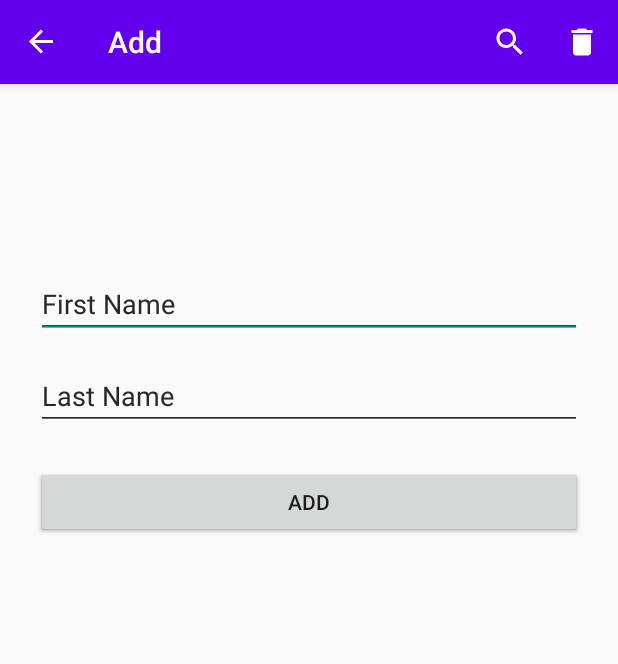
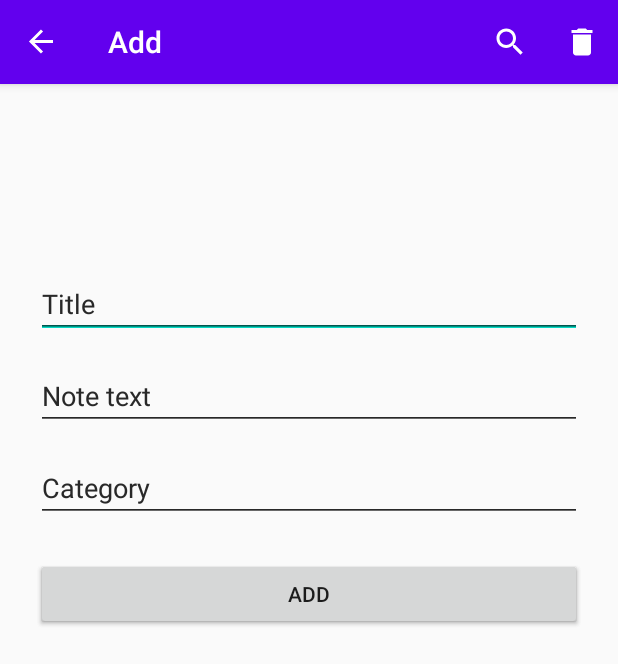
Before and after one commit to Dome309/NotesCategories, an Android app: the fragment UpdateFragment placed in its activity, after a tap on an icon or button, on a phone screen of 412 x 824 dp. Shown: the top 664 px of the screen. Run offline under Robolectric (Android 15) with nearby library versions, the phone set to English and light mode, and no system bars; our stand-ins replace Room's generated code, navigation-ui; 4 statements that could not run were skipped.

Commit message:
User can set and update a category

```diff
--- a/app/src/main/java/com/example/notescategories/data/NoteDatabase.kt
+++ b/app/src/main/java/com/example/notescategories/data/NoteDatabase.kt
@@ -6,7 +6,7 @@ import androidx.room.Room
 import androidx.room.RoomDatabase
 import com.example.notescategories.model.Note
 
-@Database(entities = [Note::class], version = 2, exportSchema = false)
+@Database(entities = [Note::class], version = 3, exportSchema = false)
 abstract class NoteDatabase : RoomDatabase() {
 
     abstract fun noteDao(): NoteDao
@@ -15,17 +15,16 @@ abstract class NoteDatabase : RoomDatabase() {
         @Volatile
         private var INSTANCE: NoteDatabase? = null
 
-        fun getDatabase(context: Context): NoteDatabase{
+        fun getDatabase(context: Context): NoteDatabase {
             val tempInstance = INSTANCE
-            if(tempInstance != null){
+            if (tempInstance != null) {
                 return tempInstance
             }
-            synchronized(this){
+            synchronized(this) {
                 val instance = Room.databaseBuilder(
                     context.applicationContext,
                     NoteDatabase::class.java, "note_database"
                 ).fallbackToDestructiveMigration().build()
-
 
                 INSTANCE = instance
                 return instance
--- a/app/src/main/java/com/example/notescategories/fragments/list/ListAdapter.kt
+++ b/app/src/main/java/com/example/notescategories/fragments/list/ListAdapter.kt
@@ -27,8 +27,9 @@ class ListAdapter : RecyclerView.Adapter<ListAdapter.MyViewHolder>() {
         val currentItem = noteList[position]
         holder.itemView.firstName_txt.text = currentItem.firstName
         holder.itemView.lastName_txt.text = currentItem.lastName
+        holder.itemView.category_txt.text = currentItem.category
 
-        holder.itemView.rowLayout.setOnClickListener{
+        holder.itemView.rowLayout.setOnClickListener {
             val action = ListFragmentDirections.actionListFragmentToUpdateFragment(currentItem)
             holder.itemView.findNavController().navigate(action)
         }
@@ -39,7 +40,7 @@ class ListAdapter : RecyclerView.Adapter<ListAdapter.MyViewHolder>() {
         return noteList.size
     }
 
-    fun setData(note: List<Note>){
+    fun setData(note: List<Note>) {
         this.noteList = note
         notifyDataSetChanged()
     }
--- a/app/src/main/java/com/example/notescategories/fragments/list/ListFragment.kt
+++ b/app/src/main/java/com/example/notescategories/fragments/list/ListFragment.kt
@@ -17,10 +17,7 @@ class ListFragment : Fragment() {
 
     private lateinit var mNoteViewModel: NoteViewModel
 
-    override fun onCreateView(
-        inflater: LayoutInflater, container: ViewGroup?,
-        savedInstanceState: Bundle?
-    ): View? {
+    override fun onCreateView(inflater: LayoutInflater, container: ViewGroup?, savedInstanceState: Bundle?): View? {
         // Inflate the layout for this fragment
         val view = inflater.inflate(R.layout.fragment_list, container, false)
 
@@ -32,8 +29,8 @@ class ListFragment : Fragment() {
 
         //UserViewModel
         mNoteViewModel = ViewModelProvider(this).get(NoteViewModel::class.java)
-        mNoteViewModel.readAllData.observe(viewLifecycleOwner, Observer { user ->
-            adapter.setData(user)
+        mNoteViewModel.readAllData.observe(viewLifecycleOwner, Observer { note ->
+            adapter.setData(note)
         })
 
         view.floatingActionButton.setOnClickListener {
@@ -50,7 +47,7 @@ class ListFragment : Fragment() {
     }
 
     override fun onOptionsItemSelected(item: MenuItem): Boolean {
-        if(item.itemId == R.id.menu_delete){
+        if (item.itemId == R.id.menu_delete) {
             deleteAllNotes()
         }
         return super.onOptionsItemSelected(item)
@@ -62,9 +59,7 @@ class ListFragment : Fragment() {
             mNoteViewModel.deleteAllNotes()
             Toast.makeText(requireContext(), "Successfully removed everything", Toast.LENGTH_SHORT).show()
         }
-        builder.setNegativeButton("No") { _, _ ->
-
-        }
+        builder.setNegativeButton("No") { _, _ -> }
         builder.setTitle("Delete everything?")
         builder.setMessage("Are you sure you want delete everything?")
         builder.create().show()
--- a/app/src/main/java/com/example/notescategories/model/Note.kt
+++ b/app/src/main/java/com/example/notescategories/model/Note.kt
@@ -11,5 +11,6 @@ data class Note(
     @PrimaryKey(autoGenerate = true)
     val id: Int,
     val firstName: String,
-    val lastName: String
+    val lastName: String,
+    val category: String
 ):Parcelable
--- a/app/src/main/res/layout/fragment_add.xml
+++ b/app/src/main/res/layout/fragment_add.xml
@@ -13,7 +13,7 @@
         android:layout_height="wrap_content"
         android:layout_marginTop="100dp"
         android:ems="10"
-        android:hint="First Name"
+        android:hint="Title"
         android:inputType="textPersonName"
         app:layout_constraintEnd_toEndOf="parent"
         app:layout_constraintHorizontal_bias="0.5"
@@ -26,14 +26,25 @@
         android:layout_height="wrap_content"
         android:layout_marginTop="16dp"
         android:ems="10"
-        android:hint="Last Name"
+        android:hint="Note text"
         android:inputType="textPersonName"
         app:layout_constraintEnd_toEndOf="parent"
         app:layout_constraintHorizontal_bias="0.5"
         app:layout_constraintStart_toStartOf="parent"
         app:layout_constraintTop_toBottomOf="@+id/addFirstName_et" />
 
-    >
+    <EditText
+        android:id="@+id/addCategory_et"
+        android:layout_width="match_parent"
+        android:layout_height="wrap_content"
+        android:layout_marginTop="16dp"
+        android:ems="10"
+        android:hint="Category"
+        android:inputType="textPersonName"
+        app:layout_constraintEnd_toEndOf="parent"
+        app:layout_constraintHorizontal_bias="0.5"
+        app:layout_constraintStart_toStartOf="parent"
+        app:layout_constraintTop_toBottomOf="@+id/addLastName_et" />
 
     <Button
         android:id="@+id/add_btn"
@@ -44,5 +55,5 @@
         app:layout_constraintEnd_toEndOf="parent"
         app:layout_constraintHorizontal_bias="0.5"
         app:layout_constraintStart_toStartOf="parent"
-        app:layout_constraintTop_toBottomOf="@+id/addLastName_et" />
+        app:layout_constraintTop_toBottomOf="@+id/addCategory_et" />
 </androidx.constraintlayout.widget.ConstraintLayout>
--- a/app/src/main/res/layout/fragment_update.xml
+++ b/app/src/main/res/layout/fragment_update.xml
@@ -13,7 +13,7 @@
         android:layout_height="wrap_content"
         android:layout_marginTop="100dp"
         android:ems="10"
-        android:hint="First Name"
+        android:hint="Title"
         android:inputType="textPersonName"
         app:layout_constraintEnd_toEndOf="parent"
         app:layout_constraintHorizontal_bias="0.5"
@@ -26,12 +26,25 @@
         android:layout_height="wrap_content"
         android:layout_marginTop="16dp"
         android:ems="10"
-        android:hint="Last Name"
+        android:hint="Note text"
         android:inputType="textPersonName"
         app:layout_constraintEnd_toEndOf="parent"
         app:layout_constraintHorizontal_bias="0.5"
         app:layout_constraintStart_toStartOf="parent"
         app:layout_constraintTop_toBottomOf="@+id/updateFirstName_et" />
+
+    <EditText
+        android:id="@+id/updateCategory_et"
+        android:layout_width="match_parent"
+        android:layout_height="wrap_content"
+        android:layout_marginTop="16dp"
+        android:ems="10"
+        android:hint="Category"
+        android:inputType="textPersonName"
+        app:layout_constraintEnd_toEndOf="parent"
+        app:layout_constraintHorizontal_bias="0.5"
+        app:layout_constraintStart_toStartOf="parent"
+        app:layout_constraintTop_toBottomOf="@+id/updateLastName_et" />
 
     <Button
         android:id="@+id/update_btn"
@@ -42,6 +55,6 @@
         app:layout_constraintEnd_toEndOf="parent"
         app:layout_constraintHorizontal_bias="0.5"
         app:layout_constraintStart_toStartOf="parent"
-        app:layout_constraintTop_toBottomOf="@+id/updateLastName_et" />
+        app:layout_constraintTop_toBottomOf="@+id/updateCategory_et" />
 
 </androidx.constraintlayout.widget.ConstraintLayout>
```
Also changed, not shown: app/src/main/java/com/example/notescategories/fragments/add/AddFragment.kt (+8 -7 lines), app/src/main/java/com/example/notescategories/fragments/update/UpdateFragment.kt (+12 -9 lines), app/src/main/res/layout/custom_row.xml (+14 -1 lines).
